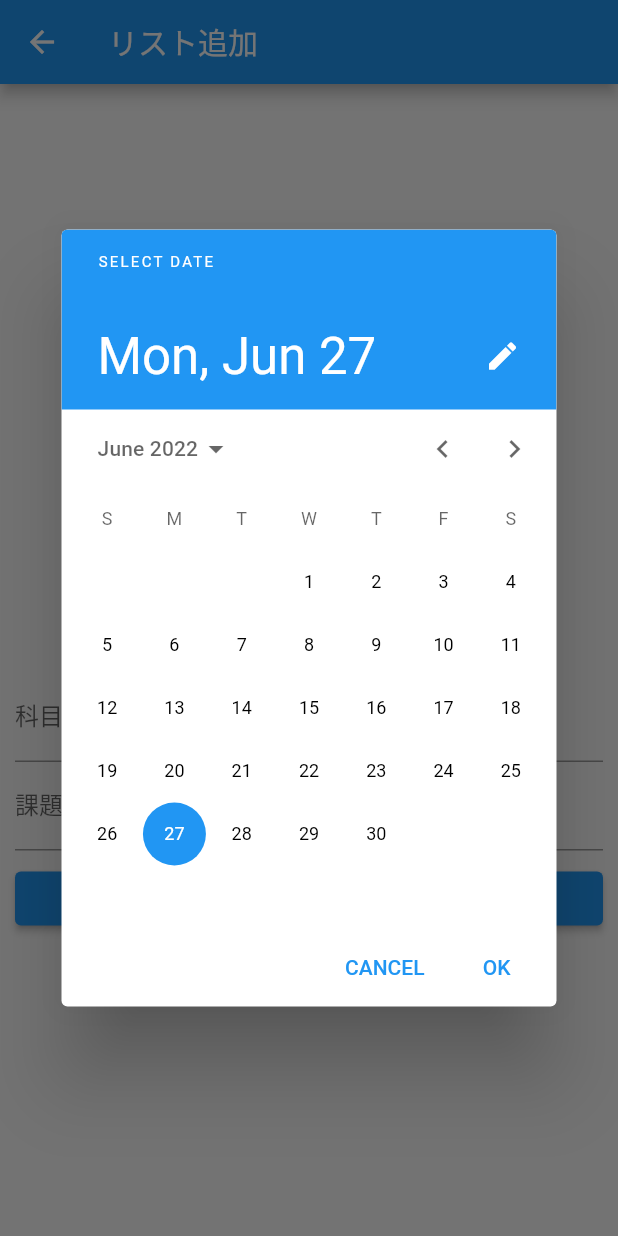
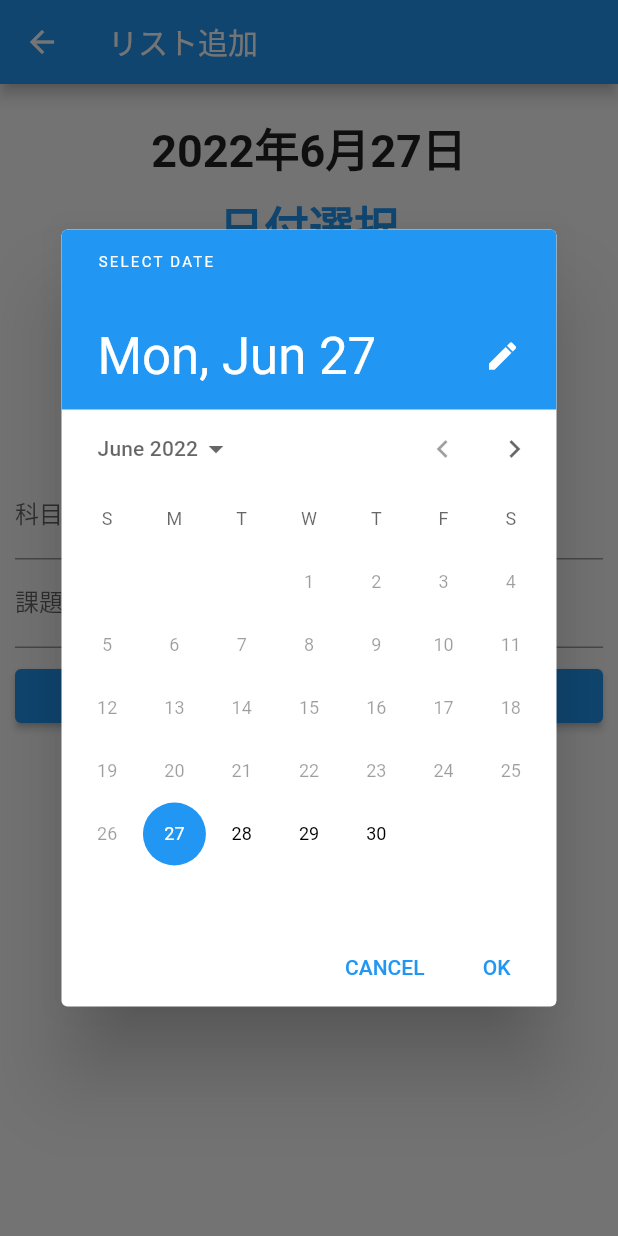
Before and after one commit to 8424bot/monodes2022_flutter, a Flutter app: the TodoAddPage screen opened directly, after a tap on "日付選択", on a phone screen of 412 x 824 dp. Run offline on Flutter 3.47's test engine with Material 2 defaults, Android fonts, the phone set to English and light mode, and no system bars; our stand-ins replace drift, flutter_hooks, flutter_riverpod, flutter_slidable, freezed_annotation, hooks_riverpod; accounts and stored records are empty; generated files the repository leaves out were written again.

Commit message:
キーボードでフォームが隠れないように修正

```diff
--- a/lib/view/todo/Todo.dart
+++ b/lib/view/todo/Todo.dart
@@ -120,10 +120,14 @@ class _TodoAddPageState extends State<TodoAddPage> {
   @override
   Widget build(BuildContext context) {
     return Scaffold(
+        resizeToAvoidBottomInset: false,
         appBar: AppBar(
           title: const Text('リスト追加'),
         ),
-      body: Container(
+        body: SingleChildScrollView(
+          //ここから3行と締めのカッコ編集
+          reverse: true,
+          child: Container(
             // 余白を付ける
             padding: const EdgeInsets.all(10),
             child: Column(
@@ -169,8 +173,8 @@ class _TodoAddPageState extends State<TodoAddPage> {
                       // "pop"の引数から前の画面にデータを渡す
                       Navigator.of(context).pop("$_text $_task");
                     },
-                child:
-                    const Text('リスト追加', style: TextStyle(color: Colors.white)),
+                    child: const Text('リスト追加',
+                        style: TextStyle(color: Colors.white)),
                   ),
                 ),
                 const SizedBox(height: 8),
@@ -190,7 +194,7 @@ class _TodoAddPageState extends State<TodoAddPage> {
               ],
             ),
           ),
-    );
+        ));
   }
 }
 
@@ -209,7 +213,7 @@ class _DatePickerState extends State<DatePicker> {
     final DateTime? picked = await showDatePicker(
         context: context,
         initialDate: DateTime.now(),
-        firstDate: DateTime(2020), //ここ編集
+        firstDate: DateTime.now(),
         lastDate: DateTime.now().add(const Duration(days: 365)));
 
     if (picked != null) {
```
Lines whose indentation alone changed are shown as unchanged.
